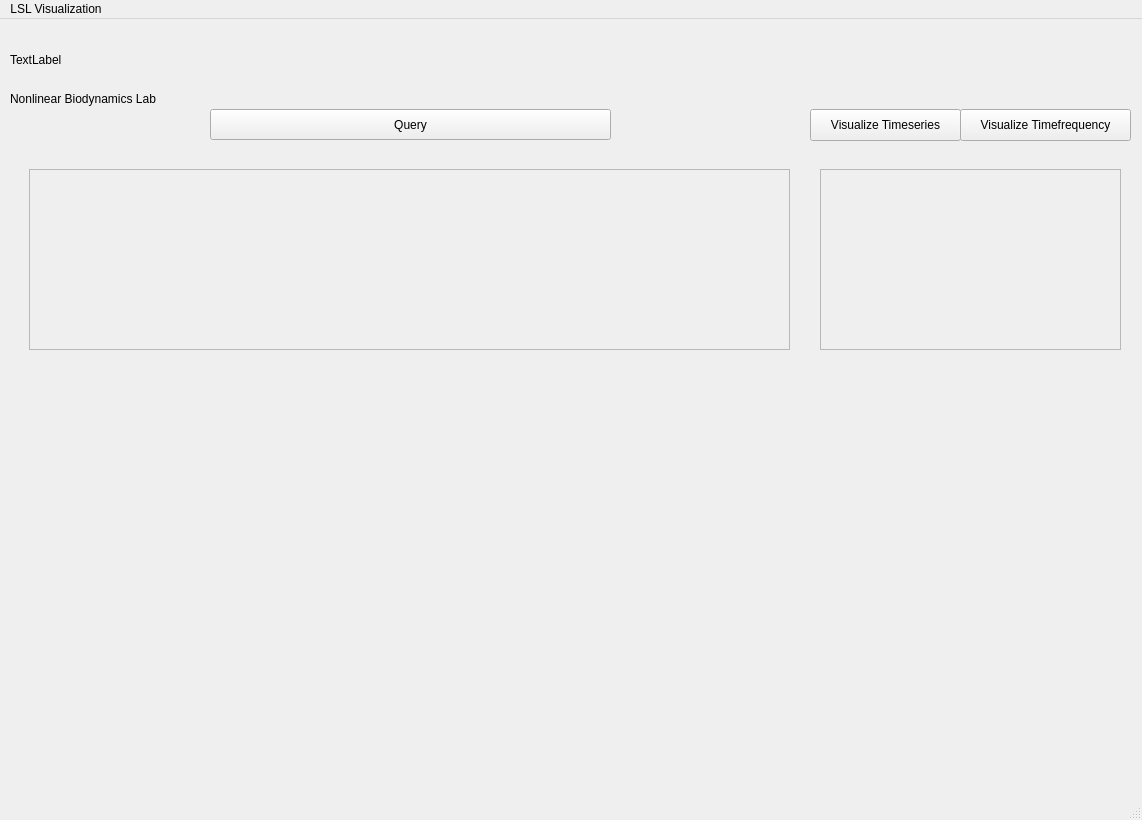
Before: the Qt Designer form application/Visuals/LSL_visualization.ui in soheilbr82/lslbuffer, drawn with Qt 5.
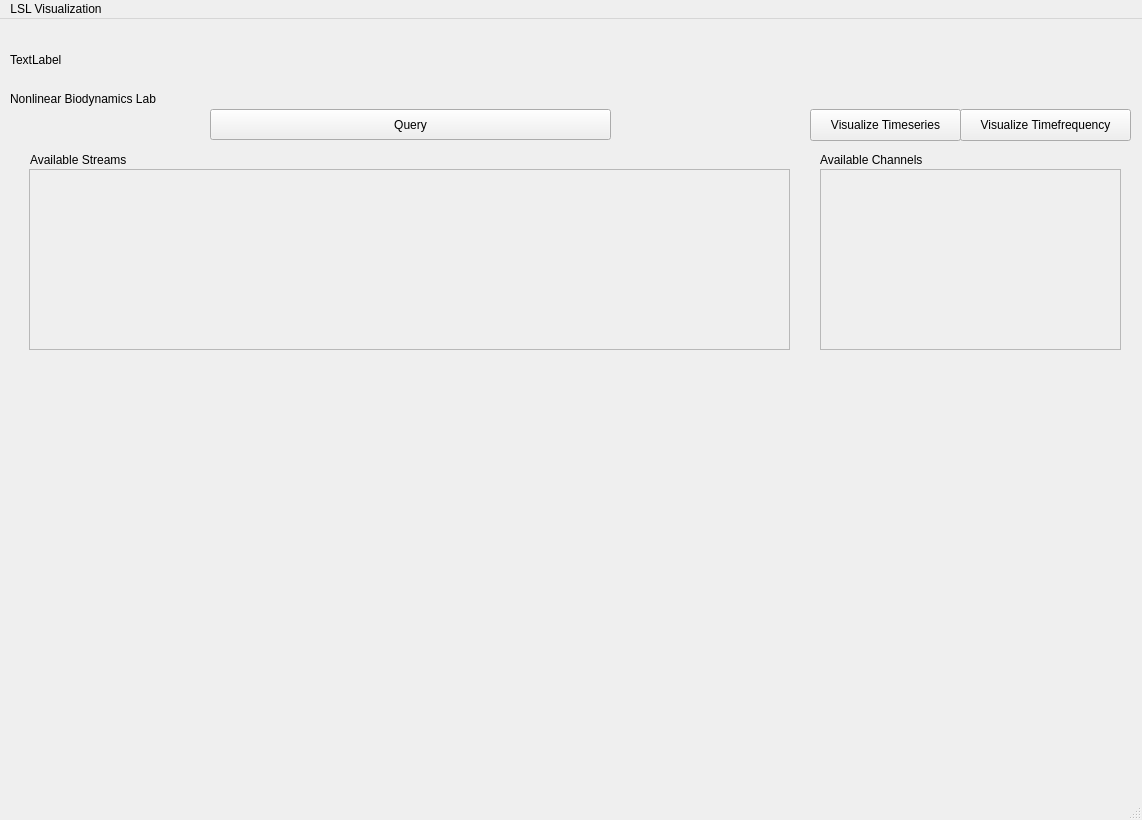
After: the same form once the commit is applied.

Commit message: Made Revisions to the GUI.

```diff
--- a/application/Visuals/LSL_visualization.ui
+++ b/application/Visuals/LSL_visualization.ui
@@ -71,7 +71,7 @@
      <rect>
       <x>30</x>
       <y>340</y>
-      <width>761</width>
+      <width>841</width>
       <height>291</height>
      </rect>
     </property>
@@ -123,9 +123,9 @@
    <widget class="QWidget" name="gridLayoutWidget_4">
     <property name="geometry">
      <rect>
-      <x>160</x>
+      <x>210</x>
       <y>700</y>
-      <width>381</width>
+      <width>331</width>
       <height>41</height>
      </rect>
     </property>
@@ -136,7 +136,7 @@
      <rect>
       <x>590</x>
       <y>700</y>
-      <width>381</width>
+      <width>331</width>
       <height>41</height>
      </rect>
     </property>
@@ -193,7 +193,7 @@
      <rect>
       <x>210</x>
       <y>340</y>
-      <width>721</width>
+      <width>711</width>
       <height>291</height>
      </rect>
     </property>
@@ -210,6 +210,32 @@
     </property>
     <layout class="QVBoxLayout" name="filterLayout"/>
    </widget>
+   <widget class="QLabel" name="label">
+    <property name="geometry">
+     <rect>
+      <x>30</x>
+      <y>130</y>
+      <width>181</width>
+      <height>21</height>
+     </rect>
+    </property>
+    <property name="text">
+     <string>Available Streams</string>
+    </property>
+   </widget>
+   <widget class="QLabel" name="label_2">
+    <property name="geometry">
+     <rect>
+      <x>820</x>
+      <y>130</y>
+      <width>181</width>
+      <height>21</height>
+     </rect>
+    </property>
+    <property name="text">
+     <string>Available Channels</string>
+    </property>
+   </widget>
   </widget>
   <widget class="QMenuBar" name="menubar">
    <property name="geometry">
```
The commit also changes 5 other files.
